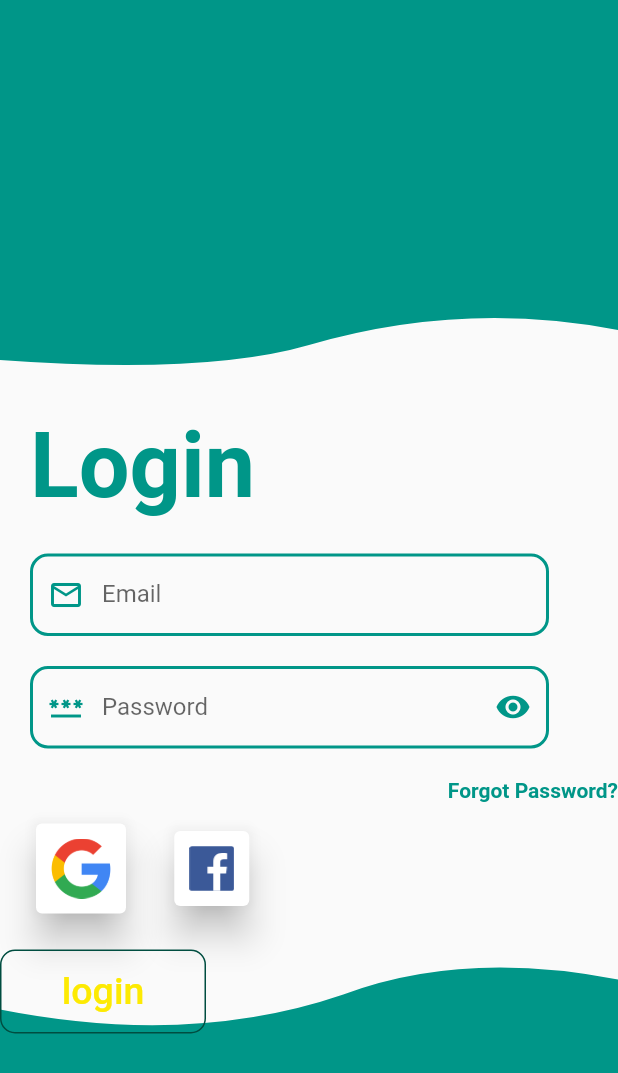
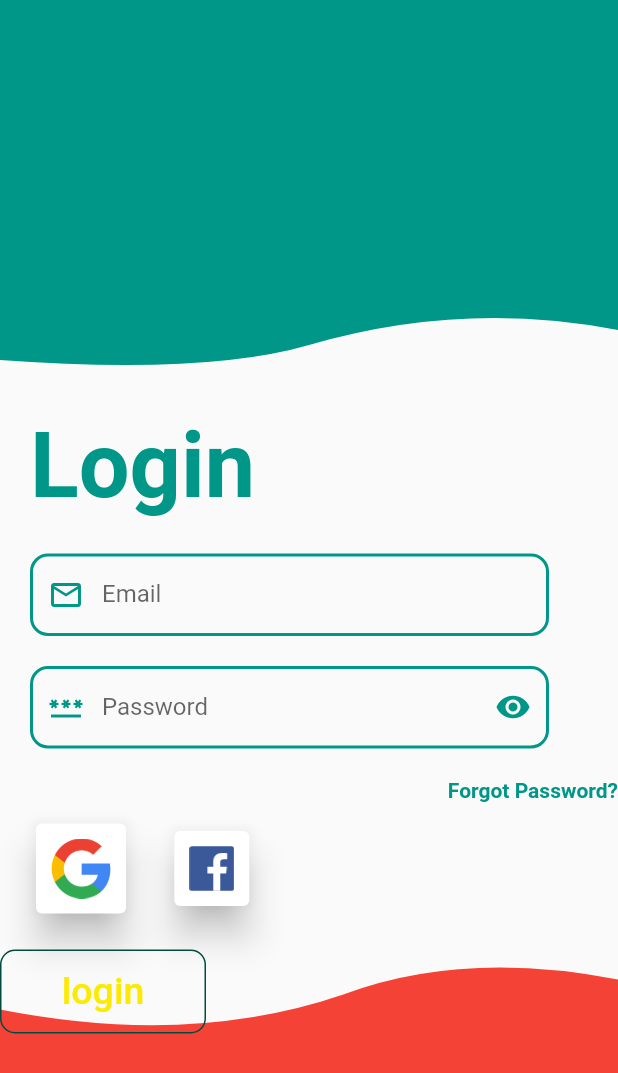
Before and after one commit to majd-alshalabi/property_management_system, a Flutter app: the screen it shows after launch, on a phone screen of 412 x 824 dp. Shown: the top 1073 px of the screen. Run offline on Flutter 3.47's test engine with Material 2 defaults, Android fonts, the phone set to English and light mode, and no system bars; our stand-ins replace bloc, flutter_bloc, flutter_custom_clippers, flutter_svg_provider, font_awesome_flutter, geolocator and 2 more.

Commit message:
mohamad2

```diff
--- a/lib/feature/login_screen/login_screen.dart
+++ b/lib/feature/login_screen/login_screen.dart
@@ -185,18 +185,20 @@ class _LoginScreenState extends State<LoginScreen> {
               SizedBox(
                 height: 20,
               ),
-              Stack(
-                children: [ClipPath(
+              Stack(children: [
+                ClipPath(
                   child: Container(
                     width: MediaQuery.of(context).size.width,
                     height: 250,
-                    color: Colors.teal,
+                    color: Colors.red,
                   ),
-                  clipper: WaveClipperTwo(flip: true, reverse: true,),
+                  clipper: WaveClipperTwo(
+                    flip: true,
+                    reverse: true,
+                  ),
                 ),
                 Button(text: "login", onPressed: () {})
-                ]),
-
+              ]),
             ],
           ),
         ),
```
